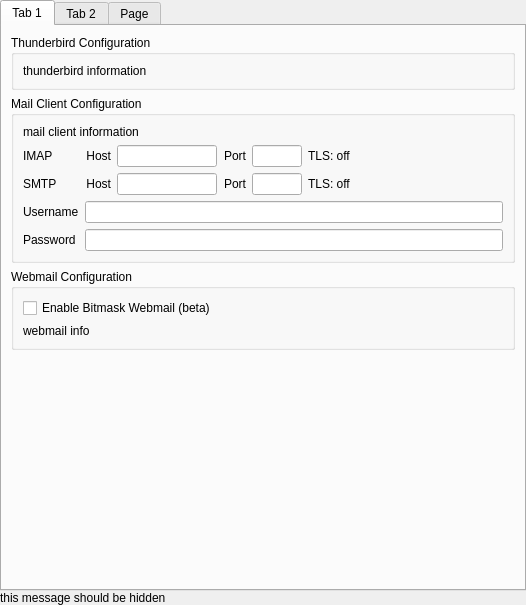
leapcode/bitmask_client, file src/leap/bitmask/gui/ui/preferences_email_page.ui: the form before one commit.
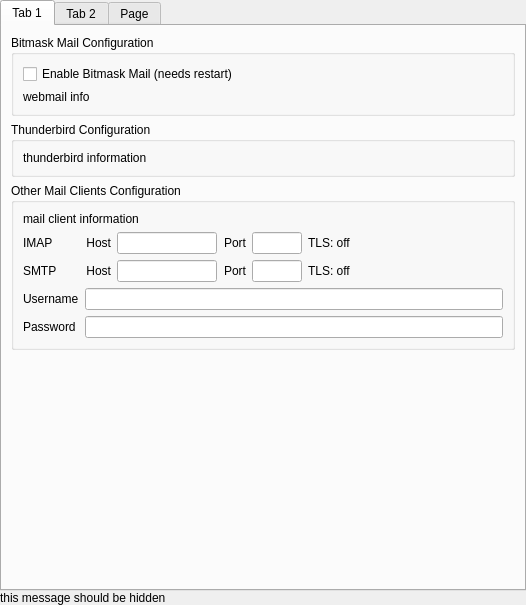
The form after the commit.

Commit message: [refactor] move the pixelated panel upwards

What changed in the file:
```diff
--- a/src/leap/bitmask/gui/ui/preferences_email_page.ui
+++ b/src/leap/bitmask/gui/ui/preferences_email_page.ui
@@ -36,6 +36,32 @@
        <string>Tab 1</string>
       </attribute>
       <layout class="QVBoxLayout" name="verticalLayout_7">
+       <item>
+        <widget class="QGroupBox" name="webmail_box">
+         <property name="title">
+          <string>Bitmask Mail Configuration</string>
+         </property>
+         <layout class="QVBoxLayout" name="verticalLayout_4">
+          <item>
+           <widget class="QCheckBox" name="webmail_checkbox">
+            <property name="text">
+             <string>Enable Bitmask Mail (needs restart)</string>
+            </property>
+           </widget>
+          </item>
+          <item>
+           <widget class="QLabel" name="webmail_label">
+            <property name="text">
+             <string>webmail info</string>
+            </property>
+            <property name="wordWrap">
+             <bool>true</bool>
+            </property>
+           </widget>
+          </item>
+         </layout>
+        </widget>
+       </item>
        <item>
         <widget class="QGroupBox" name="thunderbird_box">
          <property name="title">
@@ -64,7 +90,7 @@
           </sizepolicy>
          </property>
          <property name="title">
-          <string>Mail Client Configuration</string>
+          <string>Other Mail Clients Configuration</string>
          </property>
          <layout class="QVBoxLayout" name="verticalLayout_3">
           <item>
@@ -332,32 +358,6 @@
          </layout>
         </widget>
        </item>
-       <item>
-        <widget class="QGroupBox" name="webmail_box">
-         <property name="title">
-          <string>Webmail Configuration</string>
-         </property>
-         <layout class="QVBoxLayout" name="verticalLayout_4">
-          <item>
-           <widget class="QCheckBox" name="webmail_checkbox">
-            <property name="text">
-             <string>Enable Bitmask Webmail (beta)</string>
-            </property>
-           </widget>
-          </item>
-          <item>
-           <widget class="QLabel" name="webmail_label">
-            <property name="text">
-             <string>webmail info</string>
-            </property>
-            <property name="wordWrap">
-             <bool>true</bool>
-            </property>
-           </widget>
-          </item>
-         </layout>
-        </widget>
-       </item>
        <item>
         <spacer name="verticalSpacer">
          <property name="orientation">
```
The commit also changes 2 other files.
